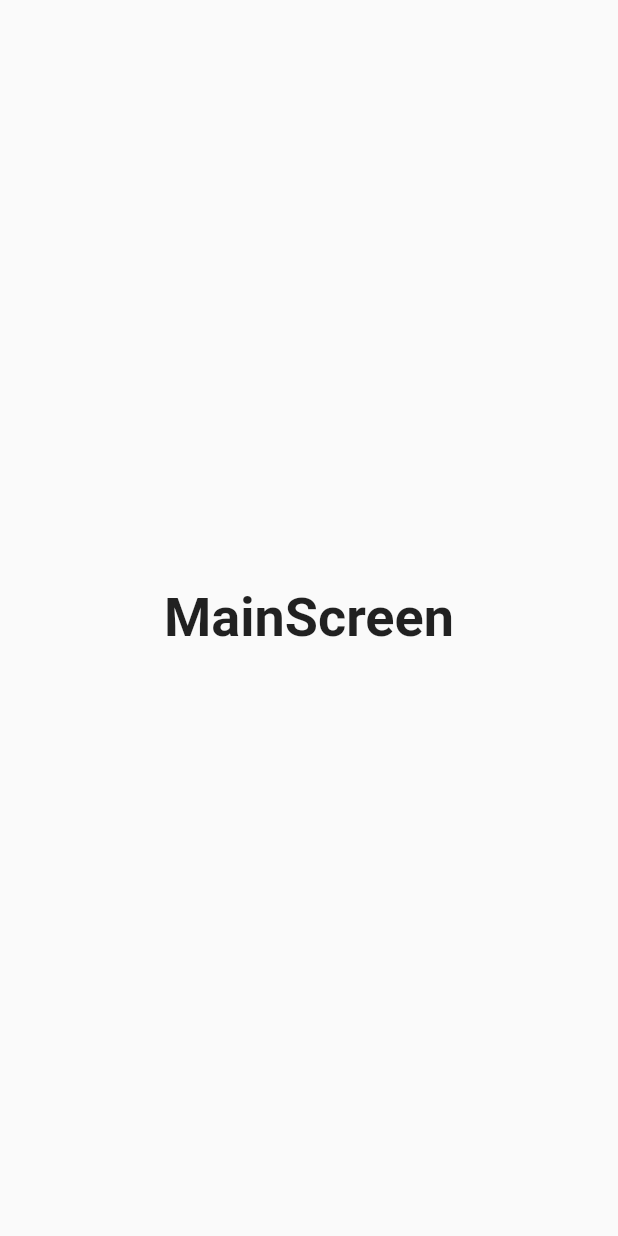
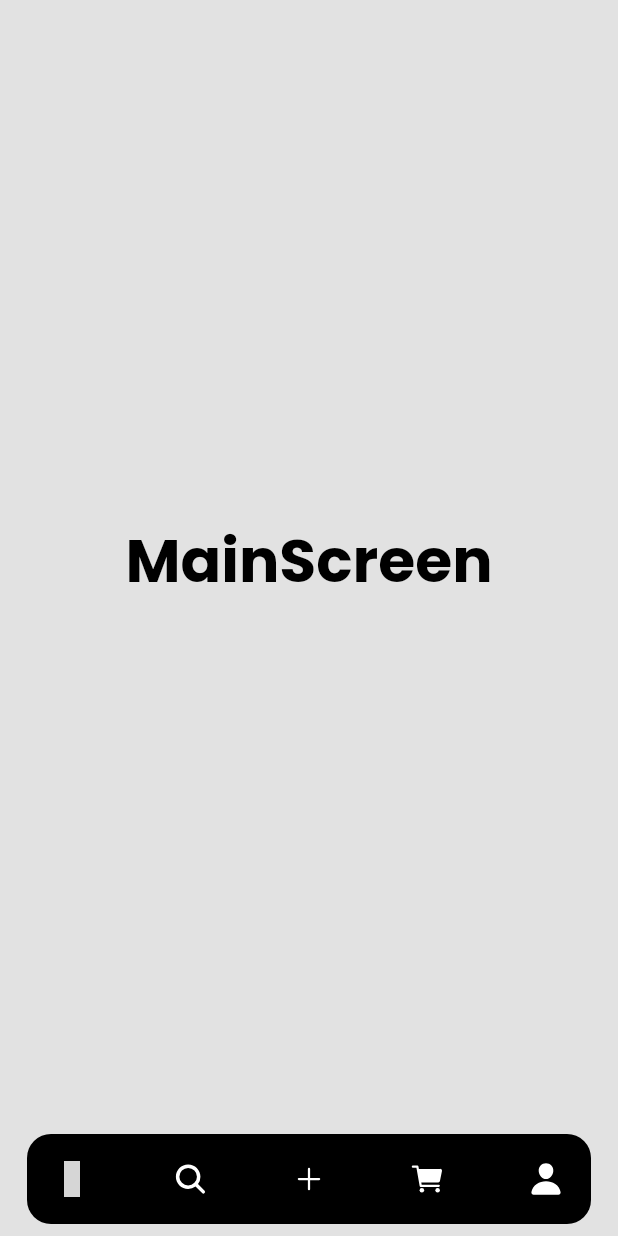
Before and after one commit to GGM-Kuro/storage_app, a Flutter app: the screen it shows after launch, on a phone screen of 412 x 824 dp. Run offline on Flutter 3.47's test engine with Material 2 defaults, Android fonts, the phone set to English and light mode, and no system bars; our stand-ins replace community_material_icon, google_fonts, ionicons; grey boxes are pictures that could not be loaded.

Commit message:
prepare buttomNavBar
prepare a buttom navigator bar widget.

```diff
--- a/lib/screens/home_screen.dart
+++ b/lib/screens/home_screen.dart
@@ -1,15 +1,44 @@
 import 'package:flutter/material.dart';
+import 'package:storage_app/themes/app_theme.dart';
+import 'package:storage_app/widgets/widgets.dart';
+import 'package:ionicons/ionicons.dart';
+import 'package:community_material_icon/community_material_icon.dart';
 
 class HomeScreen extends StatelessWidget {
   const HomeScreen({super.key});
 
   @override
   Widget build(BuildContext context) {
-      return const Scaffold(
+      return  Scaffold(
+      backgroundColor: const Color(0xFFE2E2E2),
+      bottomNavigationBar: SafeArea(
+          child: Padding(
+              padding: const EdgeInsets.all(8),
+              child: Container(
+              padding: const EdgeInsets.all(12),
+              margin: const EdgeInsets.symmetric( horizontal: 10 ),
+              decoration: const BoxDecoration(
+              color: Apptheme.primary,
+              borderRadius: BorderRadius.all(Radius.circular(16)),
+
+                  ),
+                  child:  Row(
+                  mainAxisAlignment: MainAxisAlignment.spaceBetween,
+                  children: [
+                  BottomNav(icon: CommunityMaterialIcons.home,onTap: (){},),
+                  BottomNav(icon: Ionicons.search,onTap: (){},),
+                  BottomNav(icon: Ionicons.add,onTap: (){},),
+                  BottomNav(icon: Ionicons.cart,onTap: (){},),
+                  BottomNav(icon: Ionicons.person,onTap: (){},),
+                  ],
+                  ),
+
+          ),
+     )),
               body: Center(
               child: Text(
                   "MainScreen",
-                  style: TextStyle(fontSize: 36, fontWeight: FontWeight.bold),
+                  style: Apptheme.appstyle(40, Apptheme.primary, FontWeight.bold),
               ),
                   ),
               );
--- a/lib/themes/app_theme.dart
+++ b/lib/themes/app_theme.dart
@@ -1,8 +1,14 @@
 import 'package:flutter/material.dart';
+import 'package:google_fonts/google_fonts.dart';
 
 class Apptheme {
 
     static const Color primary = Colors.black;
+    static const Color secondary = Colors.white;
+
+    static  TextStyle appstyle(double size, Color color, FontWeight fw){
+        return GoogleFonts.poppins( fontSize: size, color: color, fontWeight: fw );
+    }
 
     static final ThemeData lightTheme = ThemeData.light().copyWith(
 
--- /dev/null
+++ b/lib/widgets/bottom_nav.dart
@@ -0,0 +1,25 @@
+import 'package:flutter/material.dart';
+import 'package:storage_app/themes/app_theme.dart';
+
+class BottomNav extends StatelessWidget {
+  const BottomNav({
+    super.key, this.onTap, this.icon,
+  });
+  final void Function()? onTap;
+  final IconData? icon;
+
+
+  @override
+  Widget build(BuildContext context) {
+    return GestureDetector(
+    onTap: onTap,
+      child: SizedBox(
+      height: 36,
+      width: 36,
+      child: Icon(icon, color: Apptheme.secondary,),
+
+
+      ),
+    );
+  }
+}
--- /dev/null
+++ b/lib/widgets/widgets.dart
@@ -0,0 +1 @@
+export 'package:storage_app/widgets/bottom_nav.dart';
--- a/pubspec.yaml
+++ b/pubspec.yaml
@@ -35,6 +35,9 @@ dependencies:
   # The following adds the Cupertino Icons font to your application.
   # Use with the CupertinoIcons class for iOS style icons.
   cupertino_icons: ^1.0.2
+  google_fonts: ^4.0.5
+  ionicons: ^0.2.2
+  community_material_icon: ^5.9.55
 
 dev_dependencies:
   flutter_test:
```
Also changed, not shown: pubspec.lock, 2 other files.
